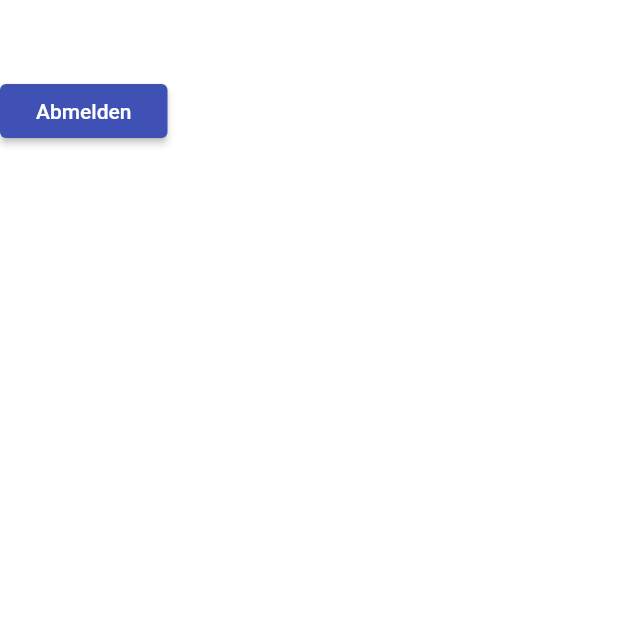
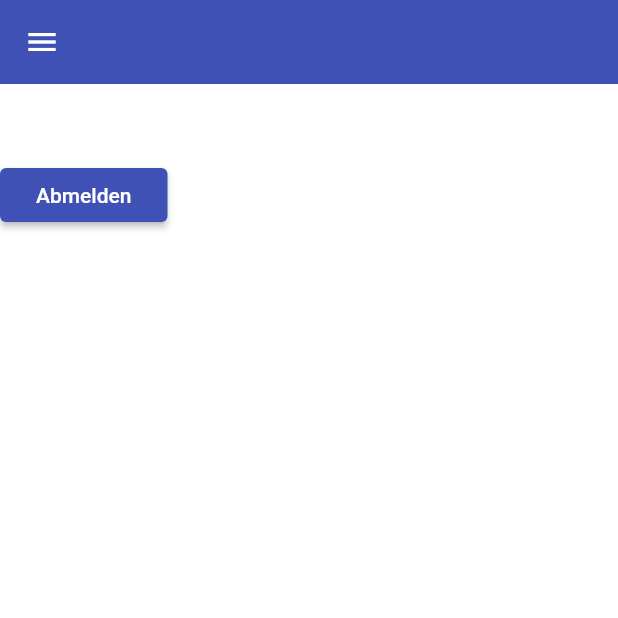
Before and after one commit to thorstenschenkel/t7coach, a Flutter app: the screen it shows once a user with an empty profile is signed in, on a phone screen of 412 x 824 dp, the top half of it. Run offline on Flutter 3.47's test engine with Material 2 defaults, Android fonts, the phone set to English and light mode, and no system bars; our stand-ins replace cloud_firestore, firebase_auth, flutter_spinkit, loading_overlay, package_info; accounts and stored records are empty.

Commit message:
display and edit profil (started)

```diff
--- a/t7coach/lib/main.dart
+++ b/t7coach/lib/main.dart
@@ -2,6 +2,7 @@ import 'package:flutter/material.dart';
 import 'package:provider/provider.dart';
 import 'package:t7coach/screens/authenticate/reset_password.dart';
 import 'package:t7coach/screens/home/home.dart';
+import 'package:t7coach/screens/user/user_data_form.dart';
 import 'package:t7coach/screens/wrapper.dart';
 import 'package:t7coach/services/auth_service.dart';
 import 'package:t7coach/themes/material_theme_data.dart';
@@ -44,7 +45,8 @@ class MyApp extends StatelessWidget {
           routes: {
             '/': (context) => Wrapper(),
             '/home': (context) => Home(),
-            '/reset-password': (context) => ResetPassword()
+            '/reset-password': (context) => ResetPassword(),
+            '/user-data-form': (context) => UserDataForm()
           },
         ));
   }
--- a/t7coach/lib/models/user.dart
+++ b/t7coach/lib/models/user.dart
@@ -1,5 +1,5 @@
 class User {
   final String uid;
-
-  User({this.uid});
+  final String email;
+  User({this.uid, this.email});
 }
--- a/t7coach/lib/models/user_data.dart
+++ b/t7coach/lib/models/user_data.dart
@@ -1,7 +1,25 @@
 class UserData {
   final String uid;
   String groupeId;
-  int groupePin;
+  String firstName = '';
+  String lastName = '';
+  String initials = '';
+
+  // Color accountColor = Colors.amber;
+  // int groupePin = 0;
 
   UserData({this.uid});
+
+  @override
+  bool operator ==(other) {
+    if (other is UserData) {
+      return uid == other.uid &&
+          groupeId == other.groupeId &&
+          firstName == other.firstName &&
+          lastName == other.lastName &&
+          initials == other.initials;
+    } else {
+      return false;
+    }
+  }
 }
--- a/t7coach/lib/screens/authenticate/email_sent_dlg.dart
+++ b/t7coach/lib/screens/authenticate/email_sent_dlg.dart
@@ -13,6 +13,7 @@ class EmailSentDlg extends StatelessWidget {
     return Scaffold(
         appBar: AppBar(
           title: const Text('E-Mail versendet'),
+          elevation: 0,
         ),
         body: Container(
             padding: topContainerPadding,
--- a/t7coach/lib/screens/home/home.dart
+++ b/t7coach/lib/screens/home/home.dart
@@ -1,18 +1,98 @@
 import 'package:flutter/material.dart';
+import 'package:package_info/package_info.dart';
+import 'package:provider/provider.dart';
+import 'package:t7coach/models/user.dart';
 import 'package:t7coach/services/auth_service.dart';
 
 class Home extends StatelessWidget {
   @override
   Widget build(BuildContext context) {
+    final user = Provider.of<User>(context);
+    // final userData = Provider.of<UserData>(context);
     final AuthService _auth = AuthService();
+
+    _signOut() async {
+      await _auth.signOut();
+    }
+
+    Widget _createDrawerHeader() {
+      return UserAccountsDrawerHeader(
+        accountEmail: Text(user.email),
+        margin: EdgeInsets.zero,
+        decoration: BoxDecoration(image: DecorationImage(image: AssetImage('assets/bahn001.png'), fit: BoxFit.cover)),
+        currentAccountPicture: new CircleAvatar(
+          backgroundColor: Colors.brown,
+          child: Text('TS'),
+        ),
+      );
+    }
+
+    Widget _createDrawerFooter() {
+      return Container(
+        color: Theme.of(context).colorScheme.primary,
+        child: ListTile(
+          title: Text('Abmelden', style: TextStyle(color: Theme.of(context).colorScheme.onPrimary)),
+          leading: Icon(Icons.exit_to_app, color: Theme.of(context).colorScheme.onPrimary),
+          onTap: () async {
+            Navigator.of(context).pop();
+            await _signOut();
+          },
+        ),
+      );
+    }
+
+    void _showAbout() async {
+      PackageInfo packageInfo = await PackageInfo.fromPlatform();
+      String name =   packageInfo.appName;
+      name = 'T7 Coach';
+      String version = packageInfo.version;
+      version += ' (${packageInfo.buildNumber})';
+      showAboutDialog(
+          context: context,
+          applicationName: name,
+          applicationVersion: version);
+    }
+
     return Scaffold(
+      appBar: new AppBar(
+        elevation: 0,
+      ),
+      drawer: new Drawer(
+        child: Column(
+          children: <Widget>[
+            Expanded(
+              child: ListView(
+                children: <Widget>[
+                  _createDrawerHeader(),
+                  ListTile(
+                    title: Text('Profil'),
+                    leading: Icon(Icons.account_box),
+                    onTap: () {
+                      Navigator.of(context).pop();
+                      Navigator.of(context).pushNamed('/user-data-form');
+                    },
+                  ),
+                  ListTile(
+                    title: Text('About'),
+                    leading: Icon(Icons.info_outline),
+                    onTap: () async {
+                      _showAbout();
+                    },
+                  )
+                ],
+              ),
+            ),
+            _createDrawerFooter()
+          ],
+        ),
+      ),
       body: Container(
         child: Column(
           children: <Widget>[
             SizedBox(height: 50),
             RaisedButton(
               onPressed: () async {
-                await _auth.signOut();
+                await _signOut();
               },
               child: Text('Abmelden'),
             )
--- a/t7coach/lib/services/auth_service.dart
+++ b/t7coach/lib/services/auth_service.dart
@@ -2,6 +2,9 @@ import 'package:firebase_auth/firebase_auth.dart';
 import 'package:flutter/services.dart';
 import 'package:t7coach/models/auth_error.dart';
 import 'package:t7coach/models/user.dart';
+import 'package:t7coach/models/user_data.dart';
+
+import 'datadase_service.dart';
 
 class AuthService {
   final FirebaseAuth _auth = FirebaseAuth.instance;
@@ -16,6 +19,7 @@ class AuthService {
     'ERROR_MISSING_PASSWORD': 'Passwort fehlt. Bitte gib ein Passwort ein.',
     'ERROR_USER_NOT_FOUND': 'Es existiert kein Profil zur eingegeben E-Mail-Adresse',
     'ERROR_WRONG_PASSWORD': 'Passwort ist ungültig.'
+
     ///  * `ERROR_USER_DISABLED` - If the user has been disabled (for example, in the Firebase console)
     ///  * `ERROR_TOO_MANY_REQUESTS` - If there was too many attempts to sign in as this user.
     ///  * `ERROR_OPERATION_NOT_ALLOWED` - Indicates that Email & Password accounts are not enabled.
@@ -23,7 +27,7 @@ class AuthService {
 
   // create user object based on FirebaseUser
   User _userFromFirebaseUser(FirebaseUser user) {
-    return user != null ? User(uid: user.uid) : null;
+    return user != null ? User(uid: user.uid, email: user.email) : null;
   }
 
   Future registerWithEmailAndPassword(String email, String password) async {
@@ -31,8 +35,7 @@ class AuthService {
       AuthResult result = await _auth.createUserWithEmailAndPassword(email: email, password: password);
       FirebaseUser user = result.user;
       // create a new document for the user with the uid
-//      await DatabaseService(uid: user.uid)
-//          .updateUserData('0', 'new crew member', 100);
+      await DatabaseService(uid: user.uid).updateUserData(UserData(uid: user.uid));
       return _userFromFirebaseUser(user);
     } catch (e) {
       print(e.toString());
--- a/t7coach/lib/shared/input_constants.dart
+++ b/t7coach/lib/shared/input_constants.dart
@@ -2,4 +2,5 @@ import 'package:flutter/material.dart';
 
 const textInputDecoration = InputDecoration(
   filled: true,
+  disabledBorder: InputBorder.none
 );
--- a/t7coach/pubspec.yaml
+++ b/t7coach/pubspec.yaml
@@ -22,10 +22,13 @@ dependencies:
 
   # The following adds the Cupertino Icons font to your application.
   # Use with the CupertinoIcons class for iOS style icons.
+  cloud_firestore: ^0.13.5
   cupertino_icons: ^0.1.2
   firebase_auth: ^0.16.0
+  flutter_spinkit: ^4.1.2+1
+  loading_overlay: ^0.2.1
+  package_info: ^0.4.0+18
   provider: ^4.0.5
-  loading_overlay: ^0.2.1
 
 dev_dependencies:
   flutter_test:
```
Also changed, not shown: t7coach/lib/services/datadase_service.dart (added, +34 -0 lines), t7coach/lib/shared/widgets/loading.dart (added, +12 -0 lines), t7coach/pubspec.lock.
